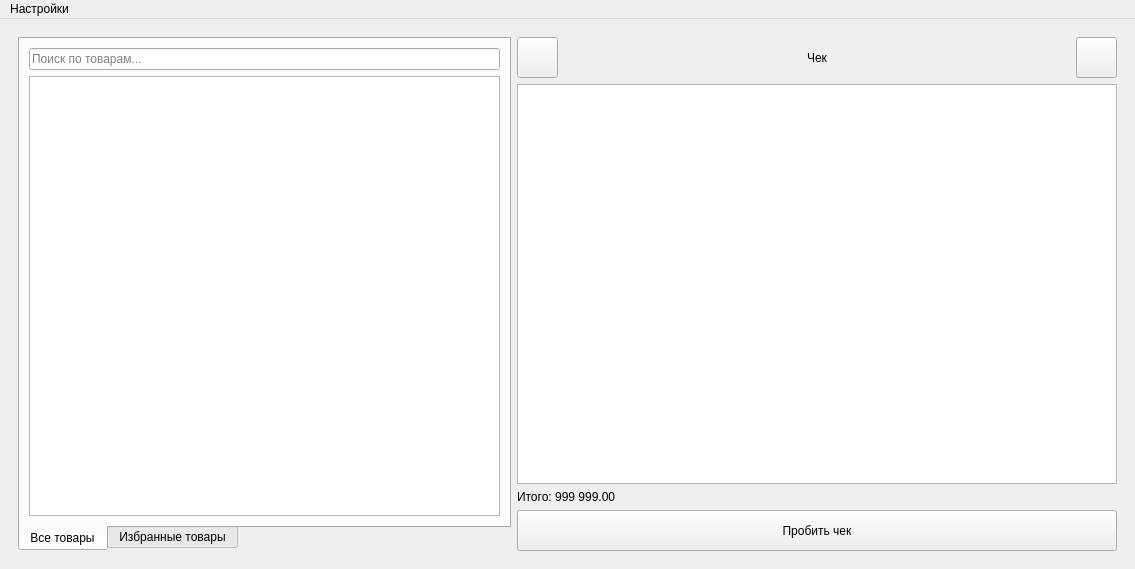
The window that ui/design.ui (CralixRaev/qtCashier) describes before a commit, drawn with Qt 5.
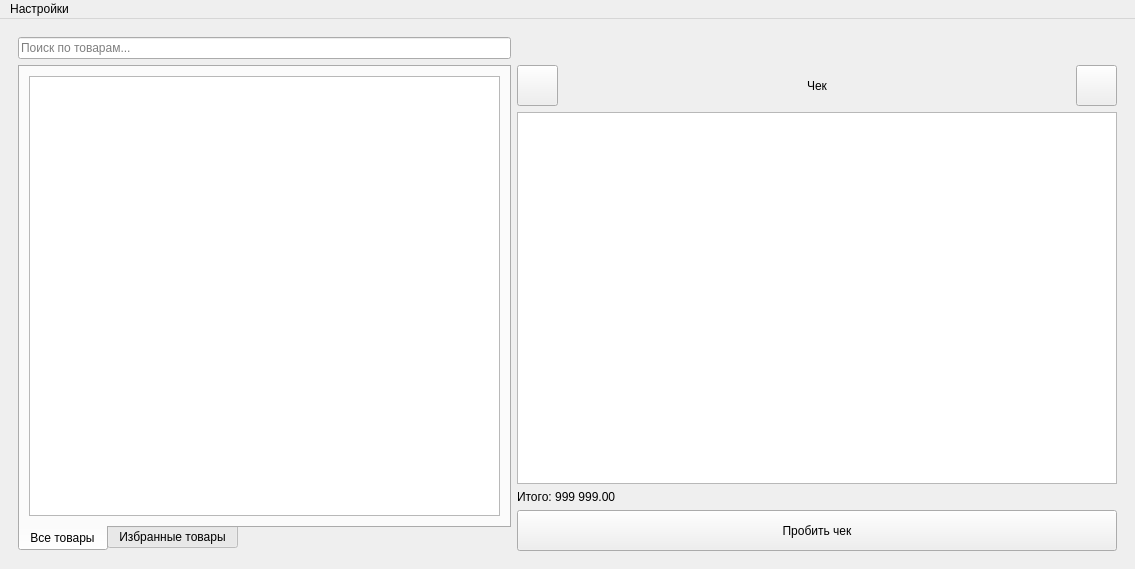
The same window after the commit. Icons and pictures are not drawn.

Diff of the .ui file:
```diff
--- a/ui/design.ui
+++ b/ui/design.ui
@@ -83,150 +83,7 @@
         <bool>true</bool>
        </property>
        <layout class="QGridLayout" name="gridLayout">
-        <item row="1" column="2">
-         <widget class="QListWidget" name="receiptMainWidget">
-          <property name="minimumSize">
-           <size>
-            <width>600</width>
-            <height>0</height>
-           </size>
-          </property>
-         </widget>
-        </item>
-        <item row="3" column="2">
-         <widget class="QPushButton" name="receiptTotal">
-          <property name="minimumSize">
-           <size>
-            <width>0</width>
-            <height>41</height>
-           </size>
-          </property>
-          <property name="text">
-           <string>Пробить чек</string>
-          </property>
-         </widget>
-        </item>
-        <item row="0" column="2">
-         <layout class="QHBoxLayout" name="receiptHeaderHorizontalLayout">
-          <item>
-           <widget class="QPushButton" name="receiptHeaderDelete">
-            <property name="minimumSize">
-             <size>
-              <width>41</width>
-              <height>41</height>
-             </size>
-            </property>
-            <property name="maximumSize">
-             <size>
-              <width>41</width>
-              <height>41</height>
-             </size>
-            </property>
-            <property name="baseSize">
-             <size>
-              <width>41</width>
-              <height>41</height>
-             </size>
-            </property>
-            <property name="cursor">
-             <cursorShape>ArrowCursor</cursorShape>
-            </property>
-            <property name="text">
-             <string/>
-            </property>
-            <property name="icon">
-             <iconset>
-              <normalon>:/icons/delete.svg</normalon>
-             </iconset>
-            </property>
-            <property name="iconSize">
-             <size>
-              <width>31</width>
-              <height>31</height>
-             </size>
-            </property>
-            <property name="checkable">
-             <bool>false</bool>
-            </property>
-            <property name="autoDefault">
-             <bool>false</bool>
-            </property>
-            <property name="flat">
-             <bool>false</bool>
-            </property>
-           </widget>
-          </item>
-          <item>
-           <widget class="QLabel" name="receiptHeaderLabel">
-            <property name="text">
-             <string>Чек</string>
-            </property>
-            <property name="textFormat">
-             <enum>Qt::PlainText</enum>
-            </property>
-            <property name="alignment">
-             <set>Qt::AlignCenter</set>
-            </property>
-           </widget>
-          </item>
-          <item>
-           <widget class="QPushButton" name="receiptHeaderDescription">
-            <property name="minimumSize">
-             <size>
-              <width>41</width>
-              <height>41</height>
-             </size>
-            </property>
-            <property name="maximumSize">
-             <size>
-              <width>41</width>
-              <height>41</height>
-             </size>
-            </property>
-            <property name="baseSize">
-             <size>
-              <width>41</width>
-              <height>41</height>
-             </size>
-            </property>
-            <property name="cursor">
-             <cursorShape>ArrowCursor</cursorShape>
-            </property>
-            <property name="text">
-             <string/>
-            </property>
-            <property name="icon">
-             <iconset>
-              <normalon>:/icons/message.svg</normalon>
-             </iconset>
-            </property>
-            <property name="iconSize">
-             <size>
-              <width>31</width>
-              <height>31</height>
-             </size>
-            </property>
-            <property name="checkable">
-             <bool>false</bool>
-            </property>
-            <property name="autoDefault">
-             <bool>false</bool>
-            </property>
-            <property name="flat">
-             <bool>false</bool>
-            </property>
-           </widget>
-          </item>
-         </layout>
-        </item>
-        <item row="2" column="2">
-         <widget class="QLabel" name="label">
-          <property name="text">
-           <string>Итого: 999 999.00</string>
-          </property>
-         </widget>
-        </item>
-        <item row="0" column="0" rowspan="4">
+        <item row="1" column="0" rowspan="4">
          <widget class="QTabWidget" name="productsTabWidget">
           <property name="sizePolicy">
            <sizepolicy hsizetype="MinimumExpanding" vsizetype="Preferred">
@@ -258,16 +115,6 @@
             <string>Все товары</string>
            </attribute>
            <layout class="QVBoxLayout" name="verticalLayout">
-            <item>
-             <widget class="QLineEdit" name="allProductsSearch">
-              <property name="inputMask">
-               <string/>
-              </property>
-              <property name="placeholderText">
-               <string>Поиск по товарам...</string>
-              </property>
-             </widget>
-            </item>
             <item>
              <widget class="QListWidget" name="allProductsList">
               <property name="verticalScrollBarPolicy">
@@ -337,6 +184,168 @@
           </widget>
          </widget>
         </item>
+        <item row="2" column="2">
+         <widget class="QListWidget" name="receiptMainWidget">
+          <property name="minimumSize">
+           <size>
+            <width>600</width>
+            <height>0</height>
+           </size>
+          </property>
+         </widget>
+        </item>
+        <item row="4" column="2">
+         <widget class="QPushButton" name="receiptTotal">
+          <property name="minimumSize">
+           <size>
+            <width>0</width>
+            <height>41</height>
+           </size>
+          </property>
+          <property name="text">
+           <string>Пробить чек</string>
+          </property>
+         </widget>
+        </item>
+        <item row="1" column="2">
+         <layout class="QHBoxLayout" name="receiptHeaderHorizontalLayout">
+          <item>
+           <widget class="QPushButton" name="receiptHeaderDelete">
+            <property name="minimumSize">
+             <size>
+              <width>41</width>
+              <height>41</height>
+             </size>
+            </property>
+            <property name="maximumSize">
+             <size>
+              <width>41</width>
+              <height>41</height>
+             </size>
+            </property>
+            <property name="baseSize">
+             <size>
+              <width>41</width>
+              <height>41</height>
+             </size>
+            </property>
+            <property name="cursor">
+             <cursorShape>ArrowCursor</cursorShape>
+            </property>
+            <property name="text">
+             <string/>
+            </property>
+            <property name="icon">
+             <iconset>
+              <normalon>:/icons/delete.svg</normalon>
+             </iconset>
+            </property>
+            <property name="iconSize">
+             <size>
+              <width>31</width>
+              <height>31</height>
+             </size>
+            </property>
+            <property name="checkable">
+             <bool>false</bool>
+            </property>
+            <property name="autoDefault">
+             <bool>false</bool>
+            </property>
+            <property name="flat">
+             <bool>false</bool>
+            </property>
+           </widget>
+          </item>
+          <item>
+           <widget class="QLabel" name="receiptHeaderLabel">
+            <property name="text">
+             <string>Чек</string>
+            </property>
+            <property name="textFormat">
+             <enum>Qt::PlainText</enum>
+            </property>
+            <property name="alignment">
+             <set>Qt::AlignCenter</set>
+            </property>
+           </widget>
+          </item>
+          <item>
+           <widget class="QPushButton" name="receiptHeaderDescription">
+            <property name="minimumSize">
+             <size>
+              <width>41</width>
+              <height>41</height>
+             </size>
+            </property>
+            <property name="maximumSize">
+             <size>
+              <width>41</width>
+              <height>41</height>
+             </size>
+            </property>
+            <property name="baseSize">
+             <size>
+              <width>41</width>
+              <height>41</height>
+             </size>
+            </property>
+            <property name="cursor">
+             <cursorShape>ArrowCursor</cursorShape>
+            </property>
+            <property name="text">
+             <string/>
+            </property>
+            <property name="icon">
+             <iconset>
+              <normalon>:/icons/message.svg</normalon>
+             </iconset>
+            </property>
+            <property name="iconSize">
+             <size>
+              <width>31</width>
+              <height>31</height>
+             </size>
+            </property>
+            <property name="checkable">
+             <bool>false</bool>
+            </property>
+            <property name="autoDefault">
+             <bool>false</bool>
+            </property>
+            <property name="flat">
+             <bool>false</bool>
+            </property>
+           </widget>
+          </item>
+         </layout>
+        </item>
+        <item row="3" column="2">
+         <widget class="QLabel" name="label">
+          <property name="text">
+           <string>Итого: 999 999.00</string>
+          </property>
+         </widget>
+        </item>
+        <item row="0" column="0">
+         <widget class="QLineEdit" name="productsSearch">
+          <property name="sizePolicy">
+           <sizepolicy hsizetype="Expanding" vsizetype="Preferred">
+            <horstretch>0</horstretch>
+            <verstretch>0</verstretch>
+           </sizepolicy>
+          </property>
+          <property name="inputMask">
+           <string/>
+          </property>
+          <property name="frame">
+           <bool>true</bool>
+          </property>
+          <property name="placeholderText">
+           <string>Поиск по товарам...</string>
+          </property>
+         </widget>
+        </item>
        </layout>
       </widget>
       <widget class="QWidget" name="settingsPluginsPage">
```
Left out of the diff: 19 changed lines with no effect on the pictures.
